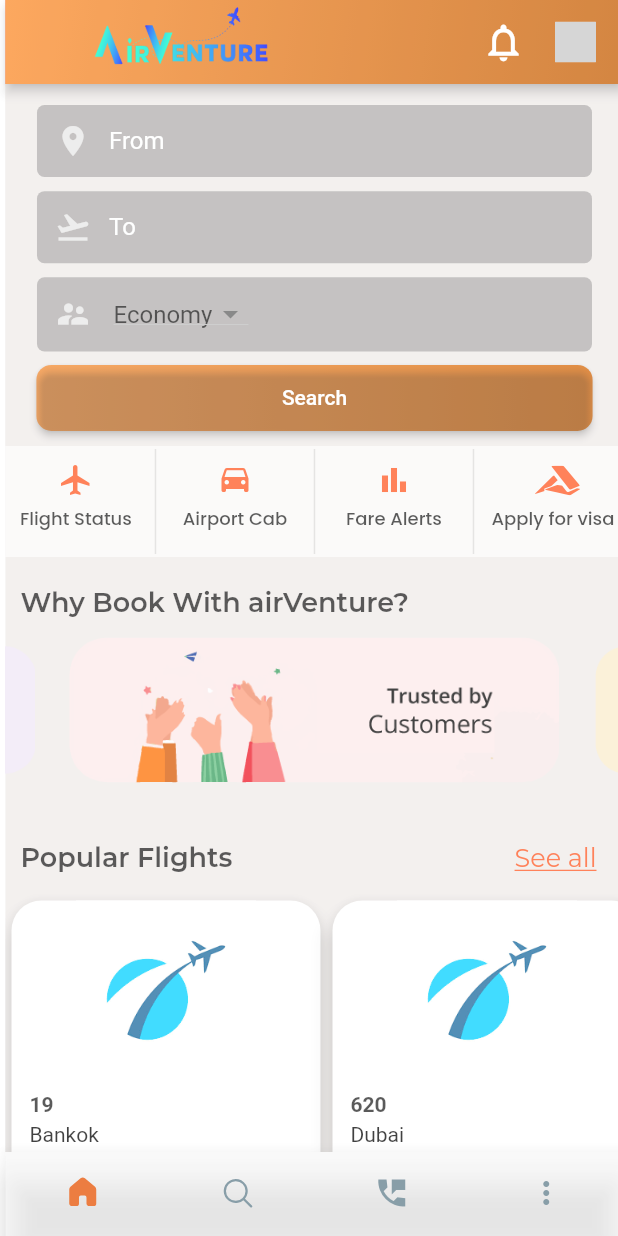
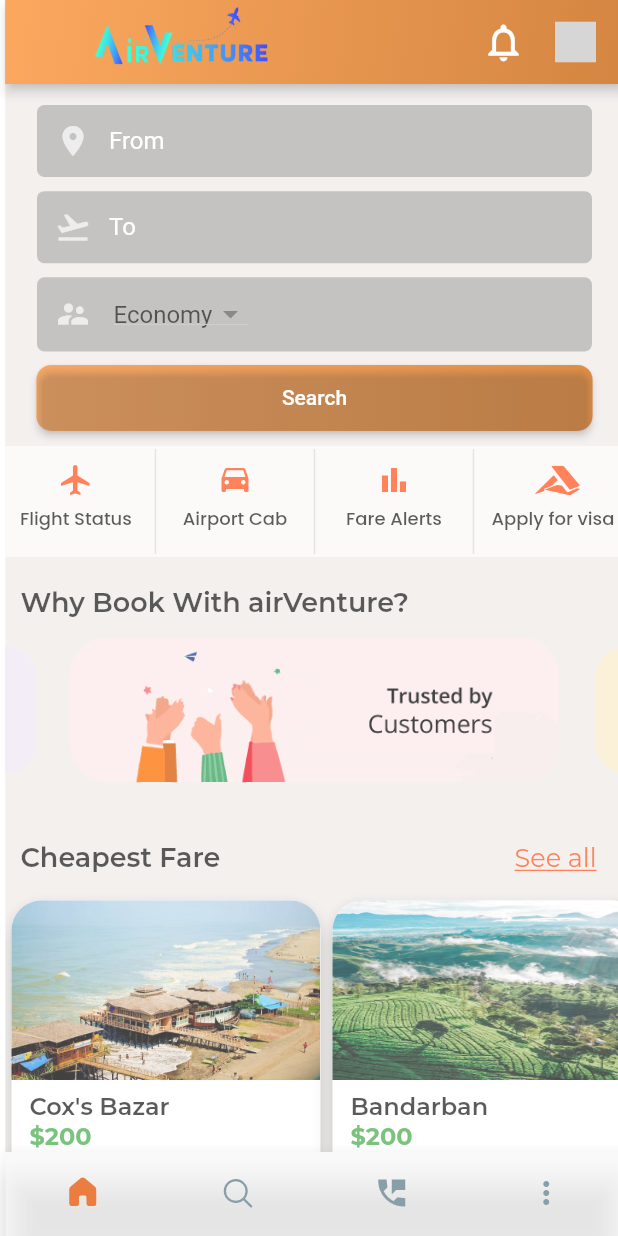
Before and after one commit to omiehsan/Air_Venture, a Flutter app: the screen it shows after launch, on a phone screen of 412 x 824 dp. Run offline on Flutter 3.47's test engine with Material 2 defaults, Android fonts, the phone set to English and light mode, and no system bars; drawn by our look-alikes of carousel_slider; our stand-ins replace cloud_firestore, firebase_auth, firebase_core, fluentui_icons, font_awesome_flutter, get and 4 more; accounts and stored records are empty; network calls fail; grey boxes are pictures that could not be loaded.

Commit message:
place add, see all view fixed

```diff
--- a/lib/src/services/best_deals/categories.dart
+++ b/lib/src/services/best_deals/categories.dart
@@ -1,58 +1,31 @@
 /* -- List of Item Categories -- */
 
-const String Ac_Servicing_Title = "Bankok";
-const String Ac_Services_Image = "assets/images/img_1.png";
+const String jBangkok = "Bankok";
+const String jBangkokImage = "assets/images/destination/bangkok.png";
 
-const String Appliance_Title = "Dubai";
-const String Appliance_Image = "assets/images/img_1.png";
+const String jDubai = "Dubai";
+const String jDubaiImage = "assets/images/destination/Dubai.png";
 
-const String Car_Title = "Delhi";
-const String Car_Image = "assets/images/img_1.png";
+const String jDelhi = "Delhi";
+const String jDelhiImage = "assets/images/destination/delhi1.png";
 
-const String Electronics_Title = "Mumbai";
-const String Electronics_Image = "assets/images/img_1.png";
+const String jMumbai = "Mumbai";
+const String jMumbaiImage = "assets/images/destination/mumbai.png";
 
-const String Painting_Title = "Kolkata";
-const String Painting_Image = "assets/images/tashrif alive(4).jpg";
+const String jCoxsBazar = "Cox's Bazar";
+const String jCoxsBazarImage = "assets/images/destination/CoxsBazar.png";
 
-const String Plumbing_Title = "Cox's Bazar";
-const String Plumbing_Image = "assets/images/1mg3.png";
+const String jBali = "Bali";
+const String jBaliImage = "assets/images/destination/bali.png";
 
-const String Motorcycle_Service_Title = "Shiliguri";
-const String Motorcycle_Service_Image = "assets/images/sit.jpg";
+const String jLadak = "Ladak";
+const String jLadakImage = "assets/images/destination/img_destination_lombok3.jpeg";
 
-const String Mobile_Servicing_Title = "Ladak";
-const String Mobile_Servicing_Image = "assets/images/three.jpg";
+const String jBandarban = "Bandarban";
+const String jBandarbanImage = "assets/images/destination/img_destination_bandung.jpeg";
 
-const String Computer_Servicing_Title = "Japan";
-const String Computer_Servicing_Image = "assets/images/three.jpg";
+const String jSylhet = "Sylhet";
+const String jSylhetImage = "assets/images/destination/sylhet.png";
 
-const String Moving_Servicing_Title = "Paris";
-const String Moving_Servicing_Image = "assets/images/three.jpg";
-
-// const String Moving_Servicing_Title = "SEO";
-// const String SEO_Image = "assets/images/dashboard/categories/seo.jpeg";
-//
-// const String Social_Title = "Social";
-// const String Social_Image = "assets/images/dashboard/categories/social.jpeg";
-//
-// const String Video_Animation_Title = "Video & Animation";
-// const String Video_Animation_Image = "assets/images/dashboard/categories/video_animation.png";
-//
-// const String Music_Audio_Title = "Music & Audio";
-// const String Music_Audio_Image = "assets/images/dashboard/categories/music_audio.png";
-//
-// const String Voice_Over_Title = "Voice Over";
-// const String Voice_Over_Image = "assets/images/dashboard/categories/voiceover.jpeg";
-//
-// const String Writing_Translatation_Title = "Writing & Translatation";
-// const String Writing_Translatation_Image = "assets/images/dashboard/categories/writing_translation.jpeg";
-//
-// const String Data_Entry_Title = "Data Entry";
-// const String Data_Entry_Image = "assets/images/dashboard/categories/data-entry.jpeg";
-//
-// const String Lifestyle_Title = "Lifestyle";
-// const String Lifestyle_Image = "assets/images/dashboard/categories/lifestyle.png";
-//
-// const String Business_Title = "Business";
-// const String Business_Image = "assets/images/dashboard/categories/business.png";
+const String jMalaysiya = "Malaysiya";
+const String jMalaysiyaImage = "assets/images/destination/malaysia.jpeg";
--- a/lib/src/services/best_deals/category_widgets.dart
+++ b/lib/src/services/best_deals/category_widgets.dart
@@ -1,6 +1,6 @@
 import 'package:flutter/material.dart';
 import 'package:get/get.dart';
-import 'package:hawai_jubu/src/services/recommended/recommend.dart';
+import 'package:google_fonts/google_fonts.dart';
 import 'package:hawai_jubu/src/services/ticket/trip_screen.dart';
 import 'dash_category_widget.dart';
 
@@ -43,7 +43,10 @@ class DashCategoryWidget extends StatelessWidget {
                   SizedBox(
                     height: 120,
                     width: double.infinity,
-                    child: Image.asset(catItems[index].catImage),
+                    child: Image.asset(
+                      catItems[index].catImage,
+                      fit: BoxFit.fill,
+                    ),
                   ),
                   Padding(
                     padding: const EdgeInsets.symmetric(
@@ -51,21 +54,17 @@ class DashCategoryWidget extends StatelessWidget {
                     child: Column(
                       crossAxisAlignment: CrossAxisAlignment.start,
                       children: [
-                        Text("${catItems[index].catExperts}",
-                            style:
-                                const TextStyle(fontWeight: FontWeight.bold)),
-                        SizedBox(
-                          height: 4,
-                        ),
                         Text(catItems[index].catName,
                             textAlign: TextAlign.center,
-                            style:
-                                textTheme.headline6?.apply(color: Colors.black),
+                            style: GoogleFonts.montserrat(
+                                fontWeight: FontWeight.w600, fontSize: 16),
                             maxLines: 2,
                             overflow: TextOverflow.ellipsis),
-                        SizedBox(
-                          height: 4,
-                        ),
+                        Text("\$${catItems[index].catExperts}",
+                            style: GoogleFonts.montserrat(
+                                fontWeight: FontWeight.bold,
+                                fontSize: 16,
+                                color: Colors.green)),
                         Text("${catItems[index].catJobs}",
                             style:
                                 const TextStyle(fontWeight: FontWeight.bold)),
--- a/lib/src/services/best_deals/dash_category_widget.dart
+++ b/lib/src/services/best_deals/dash_category_widget.dart
@@ -6,7 +6,7 @@ class DashCategoriesModel {
   final String catName;
   final String catImage;
   int? catExperts;
-  int? catJobs;
+  String? catJobs;
   // final VoidCallback? onTap;
 
   DashCategoriesModel(this.catName, this.catImage, {this.catExperts, this.catJobs}) {
@@ -16,24 +16,24 @@ class DashCategoriesModel {
       this.catExperts = this.catExperts;
     }
 
-    if (this.catJobs == null) {
-      this.catJobs = new Random().nextInt(89);
-    } else {
-      this.catJobs = this.catJobs;
-    }
+    // if (this.catJobs == null) {
+    //   this.catJobs = new Random().nextInt(89);
+    // } else {
+    //   this.catJobs = this.catJobs;
+    // }
   }
 
   static List<DashCategoriesModel> catItems = [
-    DashCategoriesModel(Ac_Servicing_Title, Ac_Services_Image, catExperts: 19, catJobs: 657),
-    DashCategoriesModel(Appliance_Title, Appliance_Image),
-    DashCategoriesModel(Car_Title, Car_Image),
-    DashCategoriesModel(Electronics_Title, Electronics_Image),
-    DashCategoriesModel(Painting_Title, Painting_Image),
-    DashCategoriesModel(Plumbing_Title, Plumbing_Image),
-    DashCategoriesModel(Motorcycle_Service_Title, Motorcycle_Service_Image),
-    DashCategoriesModel(Mobile_Servicing_Title, Mobile_Servicing_Image),
-    DashCategoriesModel(Computer_Servicing_Title, Computer_Servicing_Image),
-    DashCategoriesModel(Moving_Servicing_Title, Moving_Servicing_Image),
+    DashCategoriesModel(jCoxsBazar, jCoxsBazarImage, catExperts: 200, catJobs: "Sun,20 Aug" ),
+    DashCategoriesModel(jBandarban, jBandarbanImage,catJobs: "Mon,21 Aug",catExperts: 200,),
+    DashCategoriesModel(jSylhet, jSylhetImage),
+    DashCategoriesModel(jBangkok, jBangkokImage),
+    DashCategoriesModel(jDubai, jDubaiImage),
+    DashCategoriesModel(jDelhi, jDelhiImage),
+    DashCategoriesModel(jMalaysiya, jMalaysiyaImage),
+    DashCategoriesModel(jLadak, jLadakImage),
+    DashCategoriesModel(jBali, jBaliImage),
+    DashCategoriesModel(jMumbai, jMumbaiImage),
 
   ];
 }
--- a/lib/src/utils/constaints/texts.dart
+++ b/lib/src/utils/constaints/texts.dart
@@ -5,7 +5,7 @@ const String TTS_AppName_Alt_2 = "./JAV_";
 const String TTS_TagLine = "You Just Pass. \nWe Handle The Rest";
 
 // Dashboard Screen Text
-const String jDashPopular="Popular Flights";
+const String jDashPopular="Cheapest Fare";
 const String jHotelsForYou="Hotels For You";
 
  const String jDashSeeall="See all";
```
Also changed, not shown: lib/src/services/category_all/category_seeall.dart (+52 -10 lines), assets/images/destination/CoxsBazar.png (added), assets/images/destination/Dubai.png (added), assets/images/destination/bali.png (added), assets/images/destination/bangkok.png (added), assets/images/destination/delhi1.png (added), assets/images/destination/img_destination_bandung.jpeg (added), assets/images/destination/img_destination_lombok3.jpeg (added), assets/images/destination/malaysia.jpeg (added), assets/images/destination/mumbai.png (added), assets/images/destination/sylhet.png (added).
